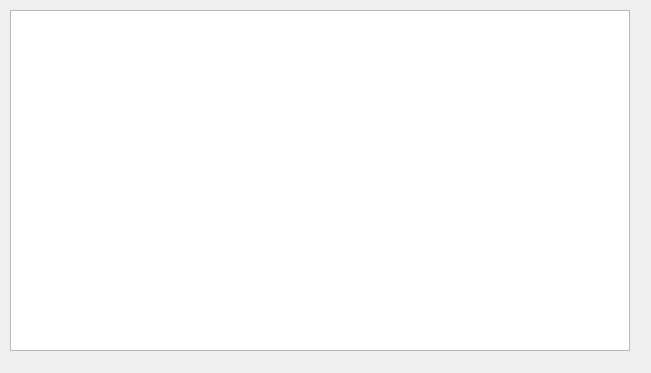
The window that playwindow.ui (AraftenyMax/Arcade) describes before a commit, drawn with Qt 5.
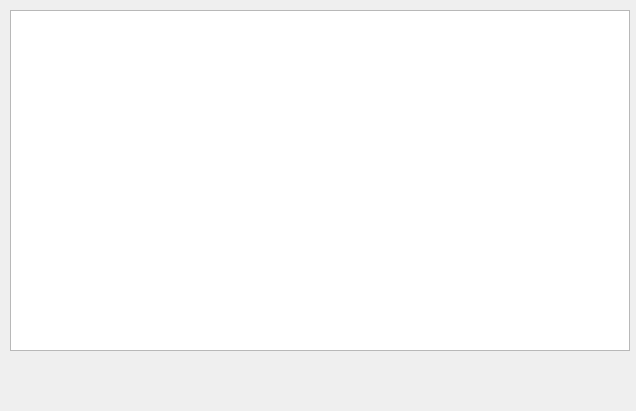
The same window after the commit.

The edit to the form file:
```diff
--- a/playwindow.ui
+++ b/playwindow.ui
@@ -6,8 +6,8 @@
    <rect>
     <x>0</x>
     <y>0</y>
-    <width>651</width>
-    <height>373</height>
+    <width>636</width>
+    <height>411</height>
    </rect>
   </property>
   <property name="windowTitle">
@@ -23,6 +23,27 @@
     </rect>
    </property>
   </widget>
+  <widget class="QLabel" name="hpIndicator">
+   <property name="geometry">
+    <rect>
+     <x>200</x>
+     <y>360</y>
+     <width>231</width>
+     <height>31</height>
+    </rect>
+   </property>
+   <property name="font">
+    <font>
+     <pointsize>14</pointsize>
+    </font>
+   </property>
+   <property name="text">
+    <string/>
+   </property>
+   <property name="alignment">
+    <set>Qt::AlignCenter</set>
+   </property>
+  </widget>
  </widget>
  <resources/>
  <connections/>
```
